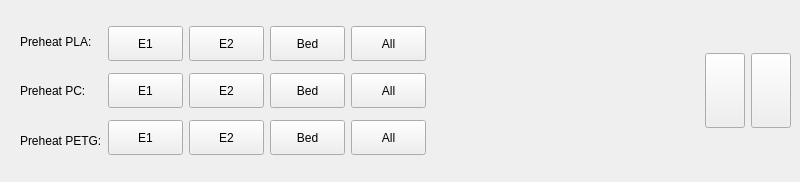
Old version of the form ClientApp/qt/notactiveprintwidget.ui in the repository re3Dprinting/touchscreen.
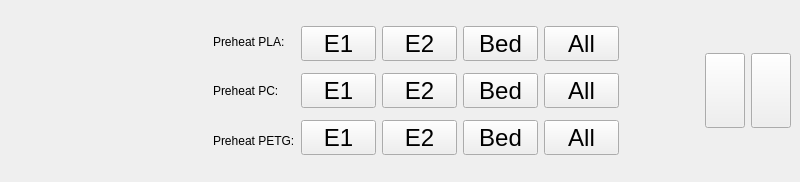
New version of the form. Icons and pictures are not drawn.

Commit message: Fix geometry on active and not-active widgets.

```diff
--- a/ClientApp/qt/notactiveprintwidget.ui
+++ b/ClientApp/qt/notactiveprintwidget.ui
@@ -35,6 +35,19 @@
       <number>0</number>
      </property>
      <layout class="QHBoxLayout" name="horizontalLayout_4">
+      <item>
+       <spacer name="horizontalSpacer">
+        <property name="orientation">
+         <enum>Qt::Horizontal</enum>
+        </property>
+        <property name="sizeHint" stdset="0">
+         <size>
+          <width>40</width>
+          <height>20</height>
+         </size>
+        </property>
+       </spacer>
+      </item>
       <item>
        <layout class="QVBoxLayout" name="verticalLayout_2">
         <item>
@@ -96,6 +109,11 @@
               <height>35</height>
              </size>
             </property>
+            <property name="font">
+             <font>
+              <pointsize>18</pointsize>
+             </font>
+            </property>
             <property name="toolTip">
              <string>&lt;html&gt;&lt;head/&gt;&lt;body&gt;&lt;p&gt;&lt;span style=&quot; font-size:24pt;&quot;&gt;0.1&lt;/span&gt;&lt;/p&gt;&lt;/body&gt;&lt;/html&gt;</string>
             </property>
@@ -124,6 +142,11 @@
               <height>35</height>
              </size>
             </property>
+            <property name="font">
+             <font>
+              <pointsize>18</pointsize>
+             </font>
+            </property>
             <property name="toolTip">
              <string>&lt;html&gt;&lt;head/&gt;&lt;body&gt;&lt;p&gt;&lt;span style=&quot; font-size:24pt;&quot;&gt;0.1&lt;/span&gt;&lt;/p&gt;&lt;/body&gt;&lt;/html&gt;</string>
             </property>
@@ -152,6 +175,11 @@
               <height>35</height>
              </size>
             </property>
+            <property name="font">
+             <font>
+              <pointsize>18</pointsize>
+             </font>
+            </property>
             <property name="toolTip">
              <string>&lt;html&gt;&lt;head/&gt;&lt;body&gt;&lt;p&gt;&lt;span style=&quot; font-size:24pt;&quot;&gt;0.1&lt;/span&gt;&lt;/p&gt;&lt;/body&gt;&lt;/html&gt;</string>
             </property>
@@ -180,6 +208,11 @@
               <height>35</height>
              </size>
             </property>
+            <property name="font">
+             <font>
+              <pointsize>18</pointsize>
+             </font>
+            </property>
             <property name="toolTip">
              <string>&lt;html&gt;&lt;head/&gt;&lt;body&gt;&lt;p&gt;&lt;span style=&quot; font-size:24pt;&quot;&gt;0.1&lt;/span&gt;&lt;/p&gt;&lt;/body&gt;&lt;/html&gt;</string>
             </property>
@@ -206,6 +239,11 @@
               <height>35</height>
              </size>
             </property>
+            <property name="font">
+             <font>
+              <pointsize>18</pointsize>
+             </font>
+            </property>
             <property name="toolTip">
              <string>&lt;html&gt;&lt;head/&gt;&lt;body&gt;&lt;p&gt;&lt;span style=&quot; font-size:24pt;&quot;&gt;0.1&lt;/span&gt;&lt;/p&gt;&lt;/body&gt;&lt;/html&gt;</string>
             </property>
@@ -234,6 +272,11 @@
               <height>35</height>
              </size>
             </property>
+            <property name="font">
+             <font>
+              <pointsize>18</pointsize>
+             </font>
+            </property>
             <property name="toolTip">
              <string>&lt;html&gt;&lt;head/&gt;&lt;body&gt;&lt;p&gt;&lt;span style=&quot; font-size:24pt;&quot;&gt;0.1&lt;/span&gt;&lt;/p&gt;&lt;/body&gt;&lt;/html&gt;</string>
             </property>
@@ -262,6 +305,11 @@
               <height>35</height>
              </size>
             </property>
+            <property name="font">
+             <font>
+              <pointsize>18</pointsize>
+             </font>
+            </property>
             <property name="toolTip">
              <string>&lt;html&gt;&lt;head/&gt;&lt;body&gt;&lt;p&gt;&lt;span style=&quot; font-size:24pt;&quot;&gt;0.1&lt;/span&gt;&lt;/p&gt;&lt;/body&gt;&lt;/html&gt;</string>
             </property>
@@ -290,6 +338,11 @@
               <height>35</height>
              </size>
             </property>
+            <property name="font">
+             <font>
+              <pointsize>18</pointsize>
+             </font>
+            </property>
             <property name="toolTip">
              <string>&lt;html&gt;&lt;head/&gt;&lt;body&gt;&lt;p&gt;&lt;span style=&quot; font-size:24pt;&quot;&gt;0.1&lt;/span&gt;&lt;/p&gt;&lt;/body&gt;&lt;/html&gt;</string>
             </property>
@@ -316,6 +369,11 @@
               <height>35</height>
              </size>
             </property>
+            <property name="font">
+             <font>
+              <pointsize>18</pointsize>
+             </font>
+            </property>
             <property name="toolTip">
              <string>&lt;html&gt;&lt;head/&gt;&lt;body&gt;&lt;p&gt;&lt;span style=&quot; font-size:24pt;&quot;&gt;0.1&lt;/span&gt;&lt;/p&gt;&lt;/body&gt;&lt;/html&gt;</string>
             </property>
@@ -344,6 +402,11 @@
               <height>35</height>
              </size>
             </property>
+            <property name="font">
+             <font>
+              <pointsize>18</pointsize>
+             </font>
+            </property>
             <property name="toolTip">
              <string>&lt;html&gt;&lt;head/&gt;&lt;body&gt;&lt;p&gt;&lt;span style=&quot; font-size:24pt;&quot;&gt;0.1&lt;/span&gt;&lt;/p&gt;&lt;/body&gt;&lt;/html&gt;</string>
             </property>
@@ -372,6 +435,11 @@
               <height>35</height>
              </size>
             </property>
+            <property name="font">
+             <font>
+              <pointsize>18</pointsize>
+             </font>
+            </property>
             <property name="toolTip">
              <string>&lt;html&gt;&lt;head/&gt;&lt;body&gt;&lt;p&gt;&lt;span style=&quot; font-size:24pt;&quot;&gt;0.1&lt;/span&gt;&lt;/p&gt;&lt;/body&gt;&lt;/html&gt;</string>
             </property>
@@ -400,6 +468,11 @@
               <height>35</height>
              </size>
             </property>
+            <property name="font">
+             <font>
+              <pointsize>18</pointsize>
+             </font>
+            </property>
             <property name="toolTip">
              <string>&lt;html&gt;&lt;head/&gt;&lt;body&gt;&lt;p&gt;&lt;span style=&quot; font-size:24pt;&quot;&gt;0.1&lt;/span&gt;&lt;/p&gt;&lt;/body&gt;&lt;/html&gt;</string>
             </property>
@@ -417,9 +490,12 @@
         <property name="orientation">
          <enum>Qt::Horizontal</enum>
         </property>
+        <property name="sizeType">
+         <enum>QSizePolicy::Preferred</enum>
+        </property>
         <property name="sizeHint" stdset="0">
          <size>
-          <width>40</width>
+          <width>80</width>
           <height>20</height>
          </size>
         </property>
```
The commit also changes 4 other files.
